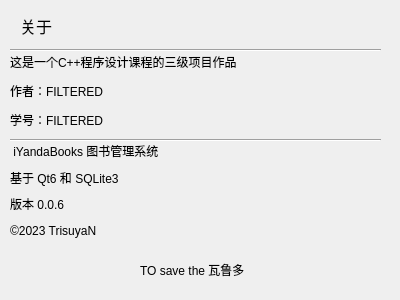
rurumuri/ysuse-2022, file iyanda_books/about.ui: the form before one commit.
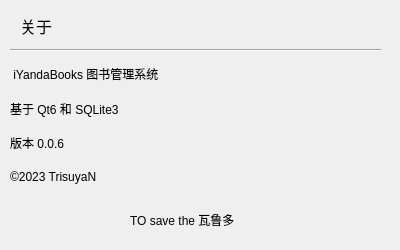
The form after the commit. Icons and pictures are not drawn.

Commit message: 删除了多余的信息

The edit to the form file:
```diff
--- a/iyanda_books/about.ui
+++ b/iyanda_books/about.ui
@@ -7,19 +7,19 @@
     <x>0</x>
     <y>0</y>
     <width>400</width>
-    <height>300</height>
+    <height>250</height>
    </rect>
   </property>
   <property name="minimumSize">
    <size>
     <width>400</width>
-    <height>300</height>
+    <height>250</height>
    </size>
   </property>
   <property name="maximumSize">
    <size>
     <width>400</width>
-    <height>300</height>
+    <height>250</height>
    </size>
   </property>
   <property name="windowTitle">
@@ -65,9 +65,9 @@
    <property name="geometry">
     <rect>
      <x>10</x>
-     <y>140</y>
+     <y>60</y>
      <width>221</width>
-     <height>101</height>
+     <height>131</height>
     </rect>
    </property>
    <layout class="QVBoxLayout" name="verticalLayout">
@@ -101,57 +101,11 @@
     </item>
    </layout>
   </widget>
-  <widget class="QWidget" name="widget_2" native="true">
-   <property name="geometry">
-    <rect>
-     <x>10</x>
-     <y>50</y>
-     <width>384</width>
-     <height>81</height>
-    </rect>
-   </property>
-   <layout class="QVBoxLayout" name="verticalLayout_2">
-    <item>
-     <widget class="QLabel" name="label_6">
-      <property name="text">
-       <string>这是一个C++程序设计课程的三级项目作品</string>
-      </property>
-     </widget>
-    </item>
-    <item>
-     <widget class="QLabel" name="label_7">
-      <property name="text">
-       <string>作者：FILTERED</string>
-      </property>
-     </widget>
-    </item>
-    <item>
-     <widget class="QLabel" name="label_8">
-      <property name="text">
-       <string>学号：FILTERED</string>
-      </property>
-     </widget>
-    </item>
-   </layout>
-  </widget>
-  <widget class="Line" name="line_2">
-   <property name="geometry">
-    <rect>
-     <x>10</x>
-     <y>130</y>
-     <width>371</width>
-     <height>20</height>
-    </rect>
-   </property>
-   <property name="orientation">
-    <enum>Qt::Horizontal</enum>
-   </property>
-  </widget>
   <widget class="QLabel" name="label_9">
    <property name="geometry">
     <rect>
      <x>260</x>
-     <y>140</y>
+     <y>80</y>
      <width>101</width>
      <height>91</height>
     </rect>
@@ -172,8 +126,8 @@
   <widget class="QLabel" name="label_10">
    <property name="geometry">
     <rect>
-     <x>140</x>
-     <y>260</y>
+     <x>130</x>
+     <y>210</y>
      <width>141</width>
      <height>19</height>
     </rect>
```
The commit also changes 1 other file.
